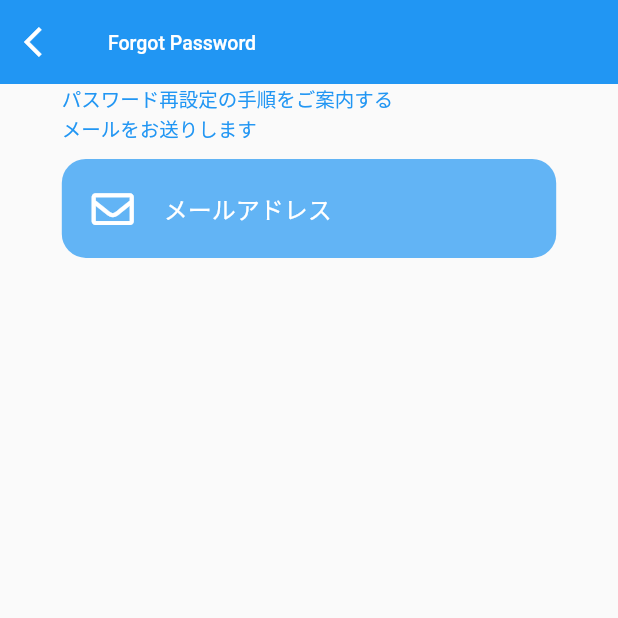
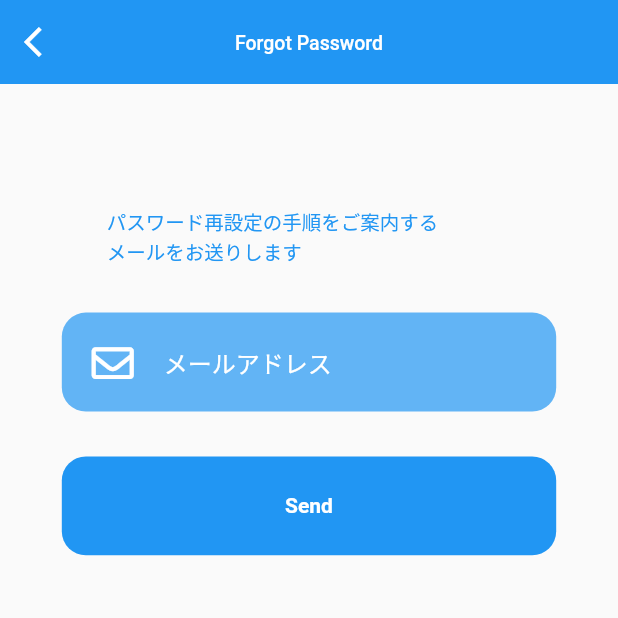
Before and after one commit to shimizu-saffle/if_then_app, a Flutter app: the screen it shows after launch, after a tap on "パスワードを忘れた方はこちら", on a phone screen of 412 x 824 dp, the top half of it. Run offline on Flutter 3.47's test engine with Material 2 defaults, Android fonts, the phone set to English and light mode, and no system bars; our stand-ins replace cloud_firestore, firebase_auth, firebase_core, flutter_riverpod, font_awesome_flutter; accounts and stored records are empty.

Commit message:
ForgotPasswordページの作成完了

```diff
--- a/lib/main.dart
+++ b/lib/main.dart
@@ -1,6 +1,7 @@
 import 'package:firebase_core/firebase_core.dart';
 import 'package:flutter/material.dart';
 import 'package:flutter_riverpod/flutter_riverpod.dart';
+import 'package:if_then_app/views/account_page/signup_page.dart';
 import 'package:if_then_app/views/entrance_page.dart';
 import 'package:if_then_app/views/forgot-password.dart';
 
@@ -23,6 +24,7 @@ class MyApp extends StatelessWidget {
       routes: {
         '/': (context) => EntrancePage(),
         'ForgotPassword': (context) => ForgotPassword(),
+        'SignUpPage': (context) => SignUpPage(),
       },
     );
   }
--- a/lib/views/forgot-password.dart
+++ b/lib/views/forgot-password.dart
@@ -1,6 +1,7 @@
 import 'package:flutter/material.dart';
 import 'package:font_awesome_flutter/font_awesome_flutter.dart';
 import 'package:if_then_app/controllers/pallete.dart';
+import 'package:if_then_app/widgets/rounded-button.dart';
 import 'package:if_then_app/widgets/text-input.dart';
 
 class ForgotPassword extends StatelessWidget {
@@ -23,21 +24,39 @@ class ForgotPassword extends StatelessWidget {
           'Forgot Password',
           style: wBodyText,
         ),
-        centerTitle: false,
+        centerTitle: true,
       ),
       body: Column(
         children: [
           Center(
             child: Column(
               children: [
+                SizedBox(
+                  height: size.height * 0.1,
+                ),
                 Container(
                   width: size.width * 0.8,
-                  child: Text(
-                    'パスワード再設定の手順をご案内する\nメールをお送りします',
-                    style: bBodyText,
+                  child: Padding(
+                    padding: const EdgeInsets.only(left: 30.0),
+                    child: Text(
+                      'パスワード再設定の手順をご案内する\nメールをお送りします',
+                      style: bBodyText,
+                    ),
                   ),
                 ),
-                TextInputField(icon: FontAwesomeIcons.envelope, hint: 'メールアドレス')
+                SizedBox(
+                  height: 20,
+                ),
+                TextInputField(
+                  icon: FontAwesomeIcons.envelope,
+                  hint: 'メールアドレス',
+                  inputType: TextInputType.emailAddress,
+                  inputAction: TextInputAction.done,
+                ),
+                SizedBox(
+                  height: 20,
+                ),
+                RoundedButton(buttonName: 'Send'),
               ],
             ),
           ),
```
